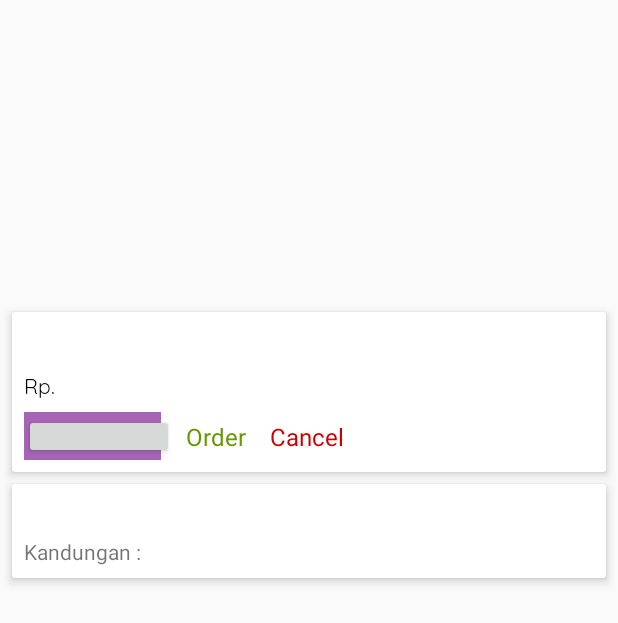
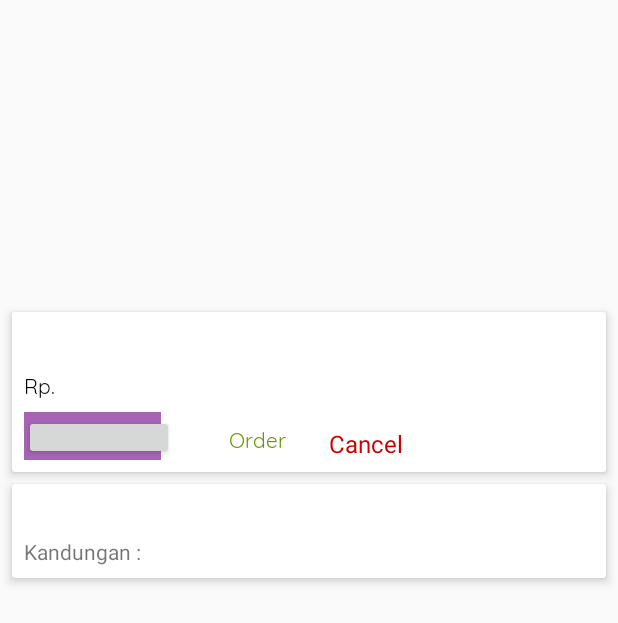
Before and after one commit to rioputroo/brawijaya_apps, an Android app: the layout content_food_details.xml on its own in the app's theme, with its tools: preview values and no code run, on a phone screen of 412 x 824 dp. Shown: the top 623 px of the screen. Run offline under Robolectric (Android 15) with nearby library versions, the phone set to English and light mode, and no system bars; plain views replace ElegantNumberButton.

Commit message:
editing order button again

```diff
--- a/app/src/main/res/layout/content_food_details.xml
+++ b/app/src/main/res/layout/content_food_details.xml
@@ -92,45 +92,44 @@
                 android:layout_marginBottom="8dp"
                 android:layout_marginLeft="8dp"
                 android:layout_marginStart="8dp"
-                android:layout_marginTop="8dp"
                 app:backGroundColor="@color/colorAccent"
                 app:initialNumber="1"
                 app:layout_constraintBottom_toBottomOf="parent"
                 app:layout_constraintStart_toStartOf="parent"
-                app:layout_constraintTop_toBottomOf="@+id/tvFoodPriceDetails"
                 app:textSize="8sp">
 
             </com.cepheuen.elegantnumberbutton.view.ElegantNumberButton>
-
-            <TextView
-                android:id="@+id/tvOrder"
-                android:layout_width="wrap_content"
-                android:layout_height="wrap_content"
-                android:layout_marginBottom="8dp"
-                android:layout_marginLeft="8dp"
-                android:layout_marginStart="8dp"
-                android:layout_marginTop="8dp"
-                android:text="Order"
-                android:textColor="@android:color/holo_green_dark"
-                android:textSize="16sp"
-                app:layout_constraintBottom_toBottomOf="parent"
-                app:layout_constraintStart_toEndOf="@+id/number_button"
-                app:layout_constraintTop_toBottomOf="@+id/tvFoodPriceDetails" />
 
             <TextView
                 android:id="@+id/tvCancel"
                 android:layout_width="wrap_content"
                 android:layout_height="wrap_content"
                 android:layout_marginBottom="8dp"
-                android:layout_marginLeft="16dp"
-                android:layout_marginStart="16dp"
                 android:layout_marginTop="8dp"
                 android:text="Cancel"
                 android:textColor="@android:color/holo_red_dark"
                 android:textSize="16sp"
                 app:layout_constraintBottom_toBottomOf="parent"
                 app:layout_constraintStart_toEndOf="@+id/tvOrder"
-                app:layout_constraintTop_toBottomOf="@+id/tvFoodPriceDetails" />
+                app:layout_constraintTop_toTopOf="@+id/number_button"
+                app:layout_constraintVertical_bias="0.0" />
+
+            <Button
+                android:id="@+id/tvOrder"
+                style="@style/Widget.AppCompat.Button.Borderless"
+                android:layout_width="95dp"
+                android:layout_height="38dp"
+                android:layout_marginBottom="8dp"
+                android:layout_marginLeft="8dp"
+                android:layout_marginStart="8dp"
+                android:fontFamily="@font/quicksand_regular"
+                android:text="Order"
+                android:textAllCaps="false"
+                android:textColor="@android:color/holo_green_dark"
+                app:layout_constraintBottom_toBottomOf="parent"
+                app:layout_constraintStart_toEndOf="@+id/number_button"
+                app:layout_constraintTop_toTopOf="@+id/number_button"
+                app:layout_constraintVertical_bias="0.49" />
 
 
         </android.support.constraint.ConstraintLayout>
```
Also changed, not shown: app/src/main/java/com/example/nb_rioputro/brawijaya_apps/FoodDetailsActivity.java (+8 -8 lines).
